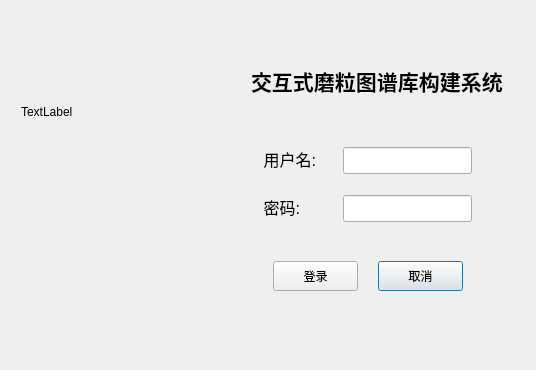
Qt form login.ui (WooodHead/labelling3) before a commit.
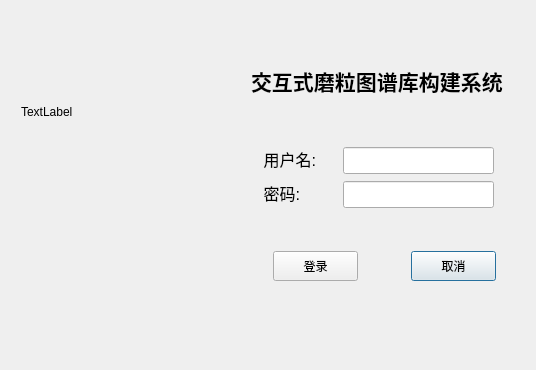
The same form after that commit. The open tabs and pages were chosen to show the change.

Diff of the .ui file:
```diff
--- a/login.ui
+++ b/login.ui
@@ -80,8 +80,8 @@
       <widget class="QPushButton" name="_cancel">
        <property name="geometry">
         <rect>
-         <x>367</x>
-         <y>250</y>
+         <x>400</x>
+         <y>240</y>
          <width>85</width>
          <height>30</height>
         </rect>
@@ -115,7 +115,7 @@
        <property name="geometry">
         <rect>
          <x>262</x>
-         <y>250</y>
+         <y>240</y>
          <width>85</width>
          <height>30</height>
         </rect>
@@ -155,8 +155,8 @@
        <property name="geometry">
         <rect>
          <x>332</x>
-         <y>184</y>
-         <width>129</width>
+         <y>170</y>
+         <width>151</width>
          <height>27</height>
         </rect>
        </property>
@@ -181,7 +181,7 @@
         <rect>
          <x>332</x>
          <y>136</y>
-         <width>129</width>
+         <width>151</width>
          <height>27</height>
         </rect>
        </property>
@@ -202,7 +202,7 @@
        <property name="geometry">
         <rect>
          <x>252</x>
-         <y>184</y>
+         <y>170</y>
          <width>37</width>
          <height>22</height>
         </rect>
```
Left out of the diff: 2 changed lines with no effect on the pictures.
